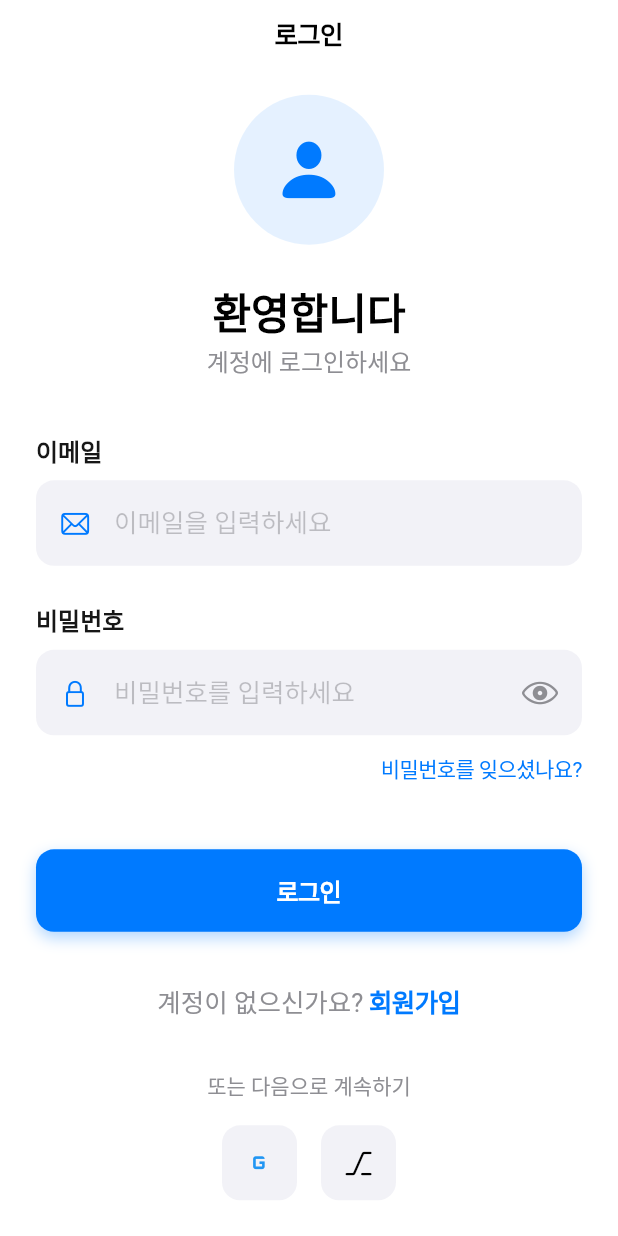
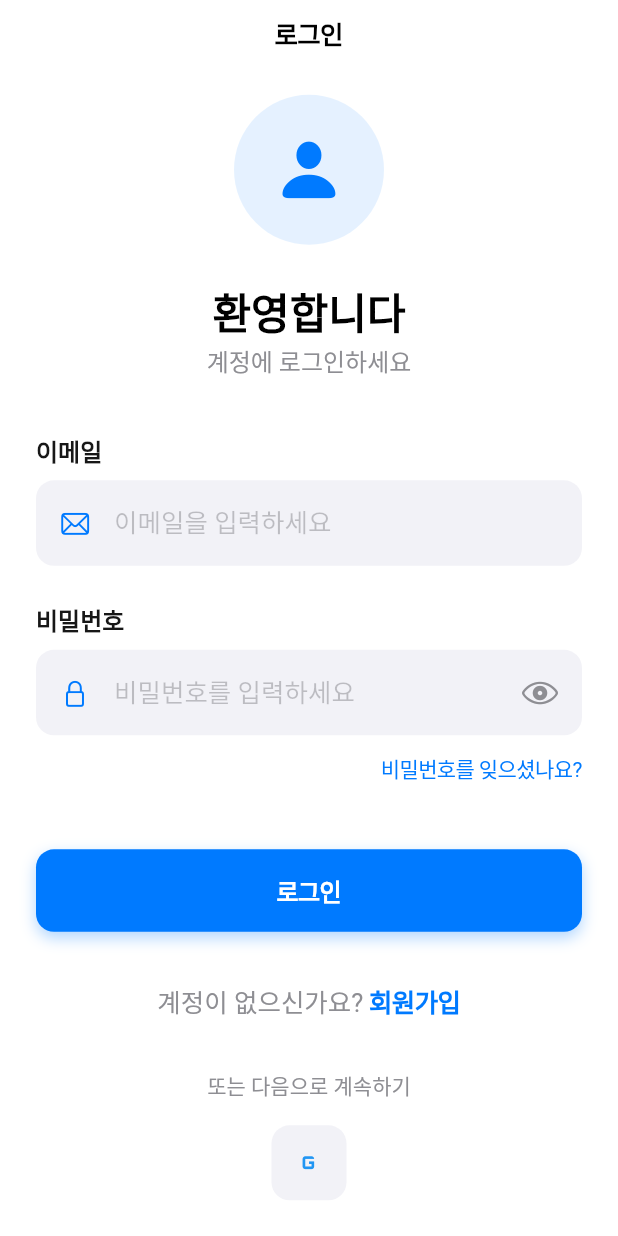
Before and after one commit to kolektt/kolektt, a Flutter app: the screen it shows after launch, scrolled down 46 dp, on a phone screen of 412 x 824 dp. Run offline on Flutter 3.47's test engine with Material 3 defaults, Android fonts, the phone set to English and light mode, and no system bars; our stand-ins replace audioplayers, firebase_core, fl_chart, flutter_dotenv, google_sign_in, image_picker and 5 more; missing offline and left inert: flutter_cupernino_bottom_sheet; accounts and stored records are empty; generated files the repository leaves out were written again; Roboto replaces fonts that are missing (SF Pro Text); statements that could not run were skipped.

Commit message:
Add platform check for social button
- Imported 'dart:io' to use platform-specific code.
- Added conditional rendering of a social button based on iOS platform.
- Replaced the social button with an empty container for non-iOS platforms.

```diff
--- a/lib/view/login_view.dart
+++ b/lib/view/login_view.dart
@@ -1,3 +1,5 @@
+import 'dart:io';
+
 import 'package:flutter/cupertino.dart';
 import 'package:flutter/material.dart';
 import 'package:provider/provider.dart';
@@ -315,6 +317,8 @@ class _LoginViewState extends State<LoginView> {
                         }
                     },
                     ),
+                    Platform.isIOS ? Column(
+                      children: [
                         SizedBox(width: 16),
                         _buildSocialButton(
                           CupertinoIcons.alt,
@@ -327,6 +331,8 @@ class _LoginViewState extends State<LoginView> {
                             }
                           },
                         ),
+                      ],
+                    ) : Container(),
                   ],
                 ),
               ],
```
Lines whose indentation alone changed are shown as unchanged.
